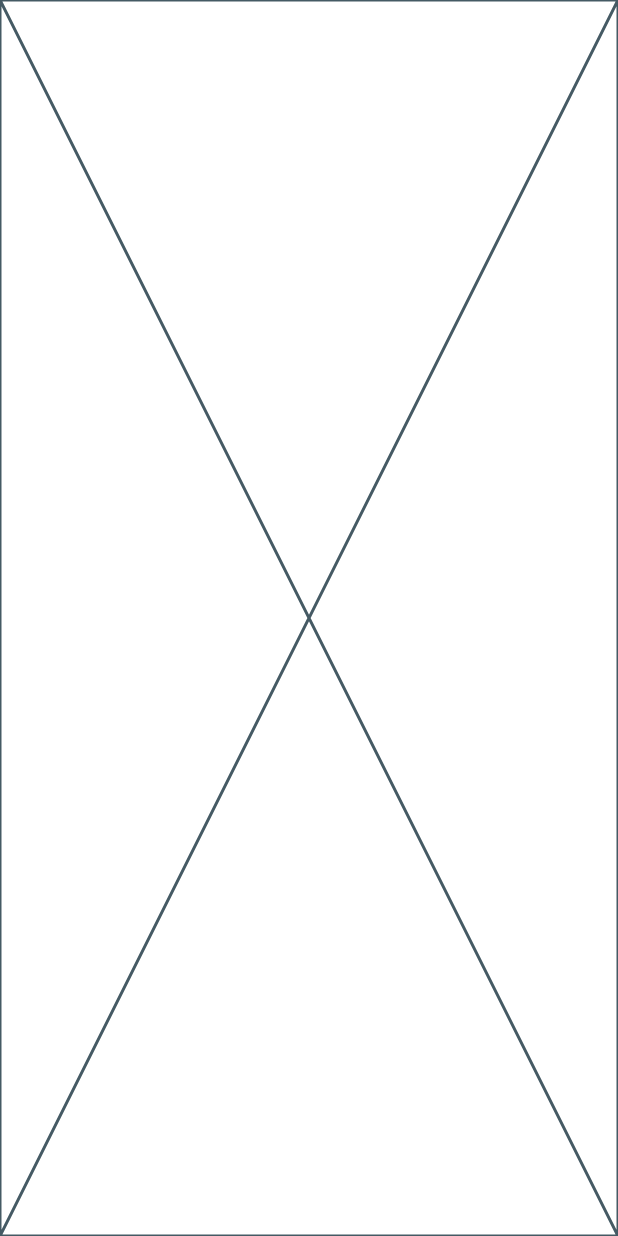
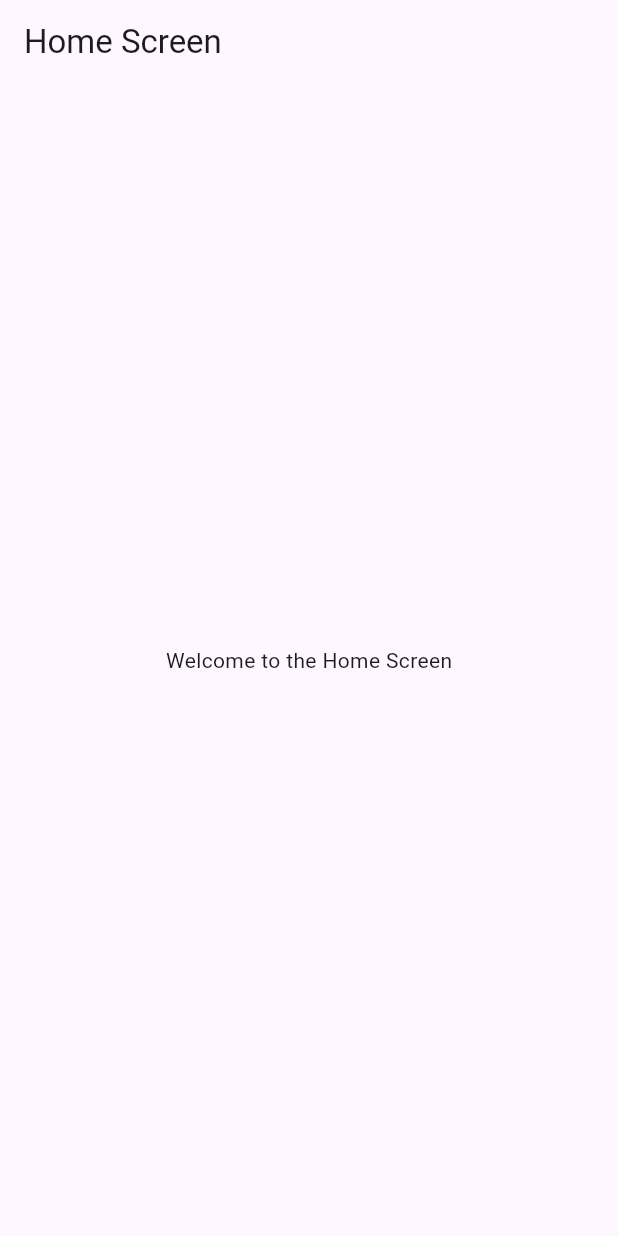
Before and after one commit to Sastra-Digital-School/flutter_first_project, a Flutter app: the screen it shows after launch, on a phone screen of 412 x 824 dp. Run offline on Flutter 3.47's test engine with Material 3 defaults, Android fonts, the phone set to English and light mode, and no system bars.

Commit message:
Fix home_scren 19_03_2025

```diff
--- a/lib/screen/home_screen.dart
+++ b/lib/screen/home_screen.dart
@@ -5,6 +5,14 @@ class HomeScreen extends StatelessWidget {
 
   @override
   Widget build(BuildContext context) {
-    return const Placeholder();
+    return Scaffold(
+      appBar: AppBar(title: const Text('Home Screen')),
+      body: Center(
+        child: Column(
+          mainAxisAlignment: MainAxisAlignment.center,
+          children: const [Text('Welcome to the Home Screen')],
+        ),
+      ),
+    );
   }
 }
```
